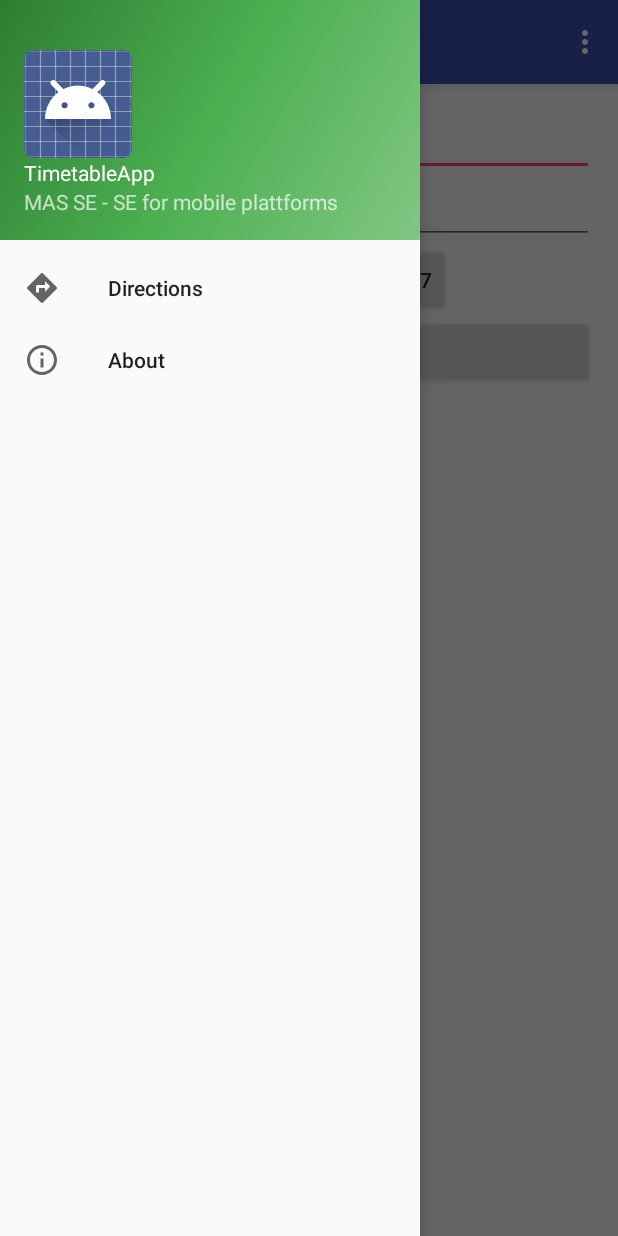
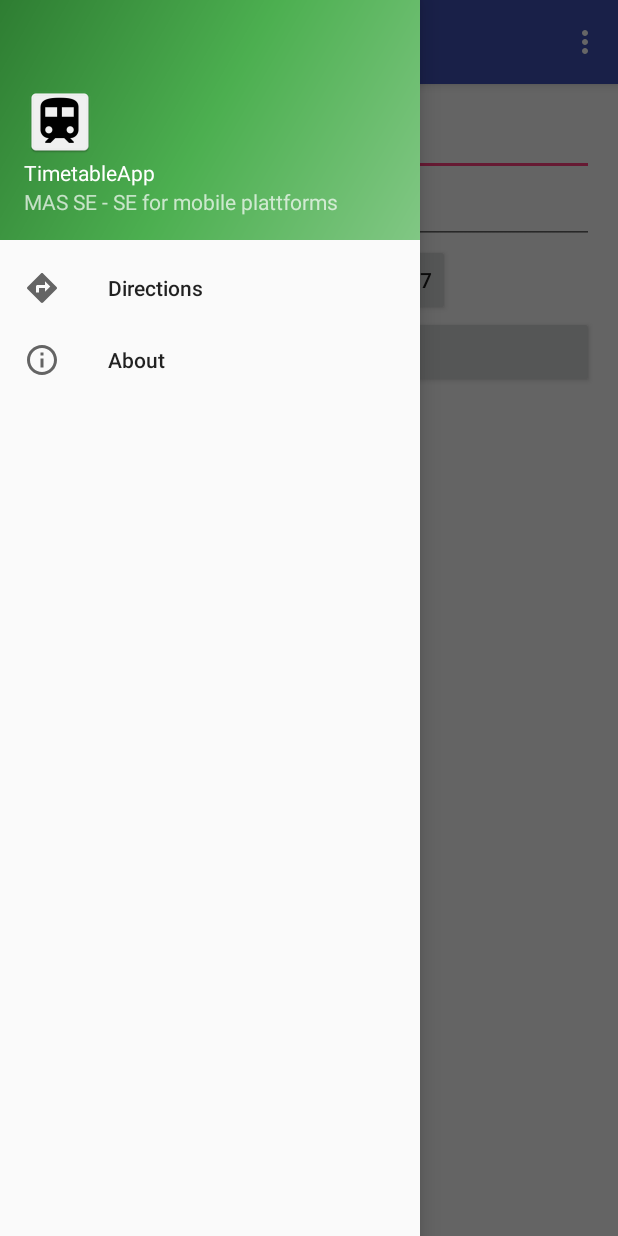
Before and after one commit to IDIjana/FahrplanApp, an Android app: the screen it shows after launch (MainActivity), with the side drawer open, on a phone screen of 412 x 824 dp. Run offline under Robolectric (Android 15) with nearby library versions, the phone set to English and light mode, and no system bars; libraries missing offline, so code that uses them is left out: ch.schoeb.opendatatransport.

Commit message:
Custom launcher icon added

```diff
--- a/app/src/main/res/layout/fragment_about_application.xml
+++ b/app/src/main/res/layout/fragment_about_application.xml
@@ -1,6 +1,5 @@
 <?xml version="1.0" encoding="utf-8"?>
 <ScrollView xmlns:android="http://schemas.android.com/apk/res/android"
-            xmlns:tools="http://schemas.android.com/tools"
             android:layout_width="match_parent"
             android:layout_height="match_parent">
 
@@ -19,7 +18,7 @@
                 android:layout_width="wrap_content"
                 android:layout_height="wrap_content"
                 android:layout_gravity="center_vertical"
-                android:src="@mipmap/ic_launcher"
+                android:src="@mipmap/ic_launcher_cust"
                 android:contentDescription="@string/app_name"/>
 
             <LinearLayout
@@ -33,7 +32,6 @@
                     android:layout_width="wrap_content"
                     android:layout_height="wrap_content"
                     android:layout_marginStart="10dp"
-                    android:layout_marginLeft="10dp"
                     android:text="@string/app_name"/>
 
                 <TextView
@@ -41,7 +39,6 @@
                     android:layout_width="wrap_content"
                     android:layout_height="wrap_content"
                     android:layout_marginStart="10dp"
-                    android:layout_marginLeft="10dp"
                     android:text="@string/copyright"/>
             </LinearLayout>
         </LinearLayout>
--- a/app/src/main/res/layout/nav_header_main.xml
+++ b/app/src/main/res/layout/nav_header_main.xml
@@ -1,6 +1,5 @@
 <?xml version="1.0" encoding="utf-8"?>
 <LinearLayout xmlns:android="http://schemas.android.com/apk/res/android"
-    xmlns:app="http://schemas.android.com/apk/res-auto"
     xmlns:tools="http://schemas.android.com/tools"
     android:layout_width="match_parent"
     android:layout_height="@dimen/nav_header_height"
@@ -19,7 +18,7 @@
         android:layout_height="wrap_content"
         android:paddingTop="@dimen/nav_header_vertical_spacing"
         android:contentDescription="@string/app_name"
-        app:srcCompat="@android:drawable/sym_def_app_icon" />
+        android:src="@mipmap/ic_launcher_cust"/>
 
     <TextView
         android:id="@+id/nav_bar_app_name"
```
Also changed, not shown: app/src/main/AndroidManifest.xml (+7 -5 lines), app/src/main/ic_launcher_cust-web.png (added), app/src/main/res/mipmap-hdpi/ic_launcher_cust.png (added), app/src/main/res/mipmap-mdpi/ic_launcher_cust.png (added), app/src/main/res/mipmap-xhdpi/ic_launcher_cust.png (added), app/src/main/res/mipmap-xxhdpi/ic_launcher_cust.png (added), app/src/main/res/mipmap-xxxhdpi/ic_launcher_cust.png (added).
